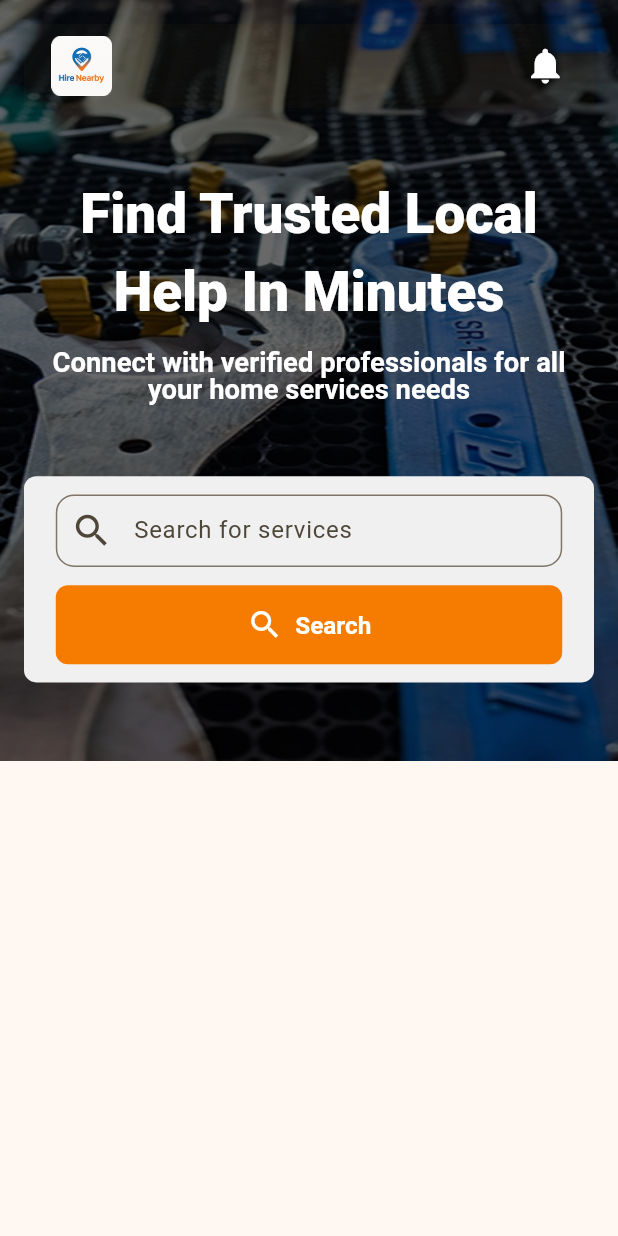
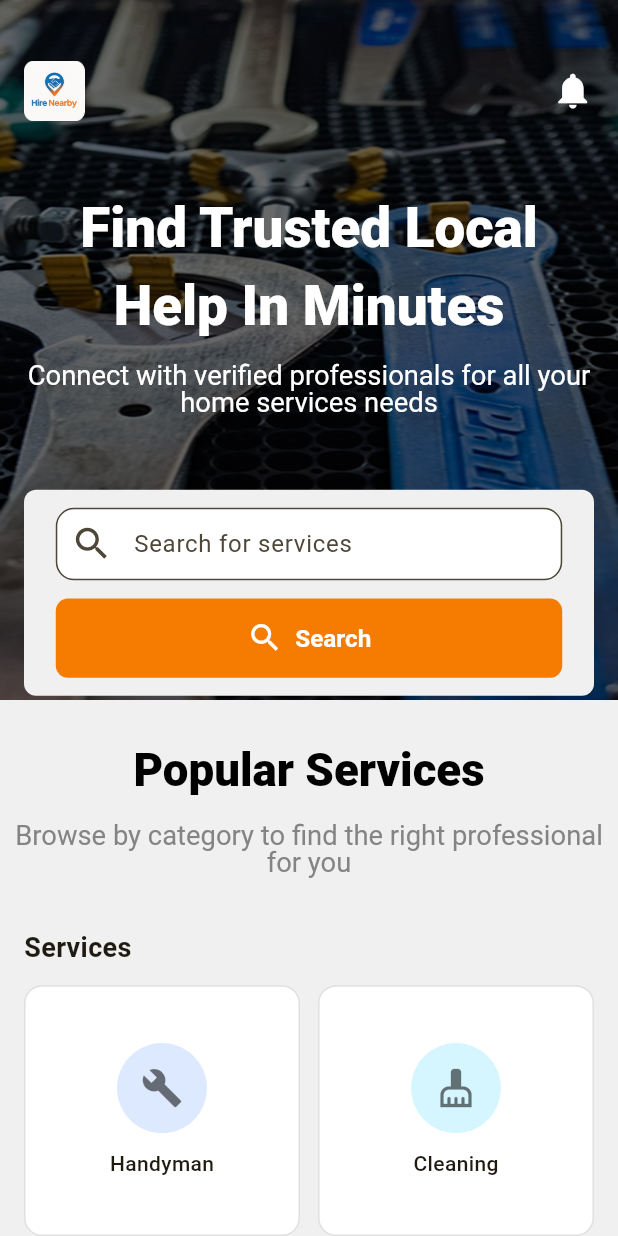
Before and after one commit to Ismail554/HireNearby-ServicePorviderApp, a Flutter app: the ClientHomeScreen screen opened directly, on a phone screen of 412 x 824 dp. Run offline on Flutter 3.47's test engine with Material 3 defaults, Android fonts, the phone set to English and light mode, and no system bars; our stand-ins replace flutter_screenutil, flutter_svg, google_fonts, pinput.

Commit message:
client home screen

```diff
--- a/lib/core/font_manager.dart
+++ b/lib/core/font_manager.dart
@@ -22,14 +22,16 @@ class FontManager {
   // ================== Text Styles ==================
 
   // Title Text
-  static TextStyle titleText({Color color = mainTextColor}) =>
-      GoogleFonts.roboto(
-        fontSize: 22.sp,
-        fontWeight: w800,
-        color: color,
-        letterSpacing: 0.0,
-      );
-        // Big Title Text
+  static TextStyle titleText({
+    Color color = mainTextColor,
+    double fontSize = 22,
+  }) => GoogleFonts.roboto(
+    fontSize: fontSize.sp,
+    fontWeight: w800,
+    color: color,
+    letterSpacing: 0.0,
+  );
+  // Big Title Text
   static TextStyle bigTitleText({Color color = Colors.white}) =>
       GoogleFonts.roboto(
         fontSize: 36.sp,
@@ -44,7 +46,7 @@ class FontManager {
     Color color = AppColors.hintTextColor,
   }) => GoogleFonts.roboto(
     fontSize: fontSize.sp,
-    fontWeight: FontWeight.w600,
+    fontWeight: FontWeight.w400,
     color: color,
     height: 1.0,
     letterSpacing: 0.0,
--- a/lib/view/client_user/home/client_home_screen.dart
+++ b/lib/view/client_user/home/client_home_screen.dart
@@ -5,6 +5,7 @@ import 'package:hirenearby/core/app_spacing.dart';
 import 'package:hirenearby/core/app_strings.dart';
 import 'package:hirenearby/core/assets_manager.dart';
 import 'package:hirenearby/core/font_manager.dart';
+import 'package:hirenearby/view/client_user/home/custom_service_list.dart';
 import 'package:hirenearby/widget/common_screen_setup.dart';
 
 class ClientHomeScreen extends StatefulWidget {
@@ -18,13 +19,16 @@ class _ClientHomeScreenState extends State<ClientHomeScreen> {
   @override
   Widget build(BuildContext context) {
     return Scaffold(
+      backgroundColor: AppColors.bgColor,
       body: Column(
+        crossAxisAlignment: .center,
+        spacing: 12.h,
         children: [
           Stack(
             children: [
               // Full background SVG
               SizedBox(
-                height: 500.h,
+                height: 460.h,
                 width: double.maxFinite,
                 child: Image.asset(ImageAssets.authBg, fit: BoxFit.fill),
               ),
@@ -33,17 +37,9 @@ class _ClientHomeScreenState extends State<ClientHomeScreen> {
                 child: Column(
                   spacing: 12.h,
                   children: [
-                    AppBar(
-                      backgroundColor: Colors.transparent,
-                      automaticallyImplyLeading:
-                          false, // for removing the back icon
-                      elevation: 1,
-                      title: Padding(
-                        padding: EdgeInsets.symmetric(
-                          vertical: 32.h,
-                          horizontal: 2.w,
-                        ),
-                        child: Row(
+                    //Top bar
+                    AppSpacing.h12,
+                    Row(
                       mainAxisAlignment: .spaceBetween,
                       children: [
                         Image.asset(ImageAssets.appLogoWhite, height: 40.h),
@@ -54,8 +50,8 @@ class _ClientHomeScreenState extends State<ClientHomeScreen> {
                         ),
                       ],
                     ),
-                      ),
-                    ),
+
+                    // end of top bar
                     AppSpacing.h20,
                     Center(
                       child: Text(
@@ -82,11 +78,12 @@ class _ClientHomeScreenState extends State<ClientHomeScreen> {
                         borderRadius: BorderRadius.circular(8.r),
                       ),
                       child: Padding(
-                        padding: const EdgeInsets.all(8.0),
+                        padding: EdgeInsets.all(8.0),
                         child: Column(
                           children: [
                             TextField(
                               decoration: InputDecoration(
+                                fillColor: AppColors.white,
                                 // border:1,
                                 // focusedBorder: OutlineInputBorder(),
                                 contentPadding: EdgeInsets.symmetric(
@@ -96,10 +93,12 @@ class _ClientHomeScreenState extends State<ClientHomeScreen> {
                                 border: OutlineInputBorder(
                                   borderRadius: BorderRadius.circular(12.r),
                                   borderSide: BorderSide(
-                                    color: Colors.grey[300]!,
-                                    width: 1.5,
+                                    color: Colors.grey[200]!,
+                                    width: 1.w,
                                   ),
                                 ),
+                                filled: true,
+
                                 hintText: 'Search for services',
                                 prefixIcon: Icon(Icons.search, size: 28.h),
                               ),
@@ -132,6 +131,18 @@ class _ClientHomeScreenState extends State<ClientHomeScreen> {
               ),
             ],
           ),
+
+          //end of top stack
+          // Rest of the home screen content goes here
+          Text("Popular Services", style: FontManager.titleText(fontSize: 30)),
+          Text(
+            "Browse by category to find the right professional for you",
+            style: FontManager.generalText(),
+            textAlign: .center,
+          ),
+          AppSpacing.h10,
+          // catagory grid view
+          ServicesListOptimized(),
         ],
       ),
     );
--- /dev/null
+++ b/lib/view/client_user/home/custom_service_list.dart
@@ -0,0 +1,89 @@
+import 'package:flutter/material.dart';
+
+class ServicesListOptimized extends StatelessWidget {
+  static const List<ServiceItem> services = [
+    ServiceItem('Handyman', Icons.build, Color(0xFFDDE9FF)),
+    ServiceItem('Cleaning', Icons.cleaning_services, Color(0xFFD6F6FF)),
+    ServiceItem('Moving', Icons.local_shipping, Color(0xFFFFE1E6)),
+    ServiceItem('Home Care', Icons.home, Color(0xFFE3F6D9)),
+  ];
+
+  const ServicesListOptimized({super.key});
+
+  @override
+  Widget build(BuildContext context) {
+    return Padding(
+      padding: const EdgeInsets.symmetric(horizontal: 16),
+      child: Column(
+        crossAxisAlignment: CrossAxisAlignment.start,
+        children: [
+          const Text(
+            'Services',
+            style: TextStyle(fontSize: 18, fontWeight: FontWeight.bold),
+          ),
+          const SizedBox(height: 12),
+
+          // ⭐ DIRECT GRIDVIEW ⭐
+          GridView.builder(
+            shrinkWrap: true,
+            physics: const NeverScrollableScrollPhysics(),
+            itemCount: services.length,
+            gridDelegate: const SliverGridDelegateWithFixedCrossAxisCount(
+              crossAxisCount: 2,
+              mainAxisSpacing: 12,
+              crossAxisSpacing: 12,
+              childAspectRatio: 1.1,
+            ),
+            itemBuilder: (context, index) {
+              final service = services[index];
+              return _ServiceCard(service: service);
+            },
+          ),
+        ],
+      ),
+    );
+  }
+}
+
+class _ServiceCard extends StatelessWidget {
+  final ServiceItem service;
+
+  const _ServiceCard({required this.service});
+
+  @override
+  Widget build(BuildContext context) {
+    return Container(
+      decoration: BoxDecoration(
+        color: Colors.white,
+        borderRadius: BorderRadius.circular(12),
+        border: Border.all(color: Colors.grey.shade300),
+      ),
+      child: Column(
+        mainAxisAlignment: MainAxisAlignment.center,
+        children: [
+          Container(
+            padding: const EdgeInsets.all(16),
+            decoration: BoxDecoration(
+              color: service.bgColor,
+              shape: BoxShape.circle,
+            ),
+            child: Icon(service.icon, size: 28, color: Colors.black54),
+          ),
+          const SizedBox(height: 10),
+          Text(
+            service.name,
+            style: const TextStyle(fontSize: 14, fontWeight: FontWeight.w500),
+          ),
+        ],
+      ),
+    );
+  }
+}
+
+class ServiceItem {
+  final String name;
+  final IconData icon;
+  final Color bgColor;
+
+  const ServiceItem(this.name, this.icon, this.bgColor);
+}
```
Lines whose indentation alone changed are shown as unchanged.
